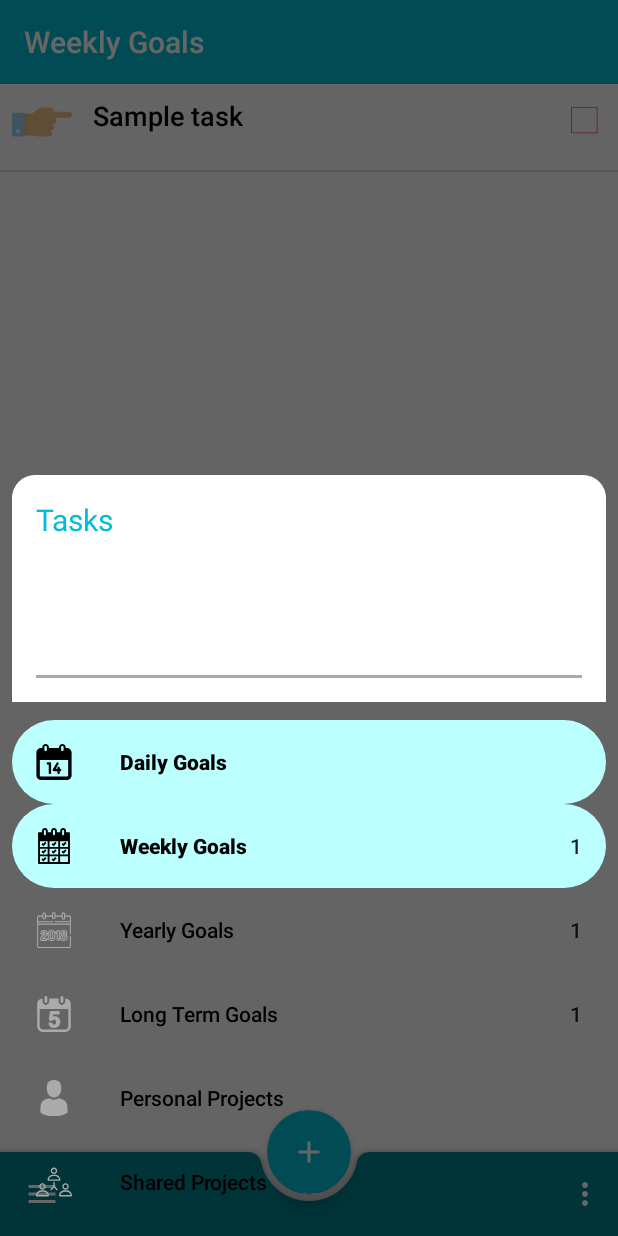
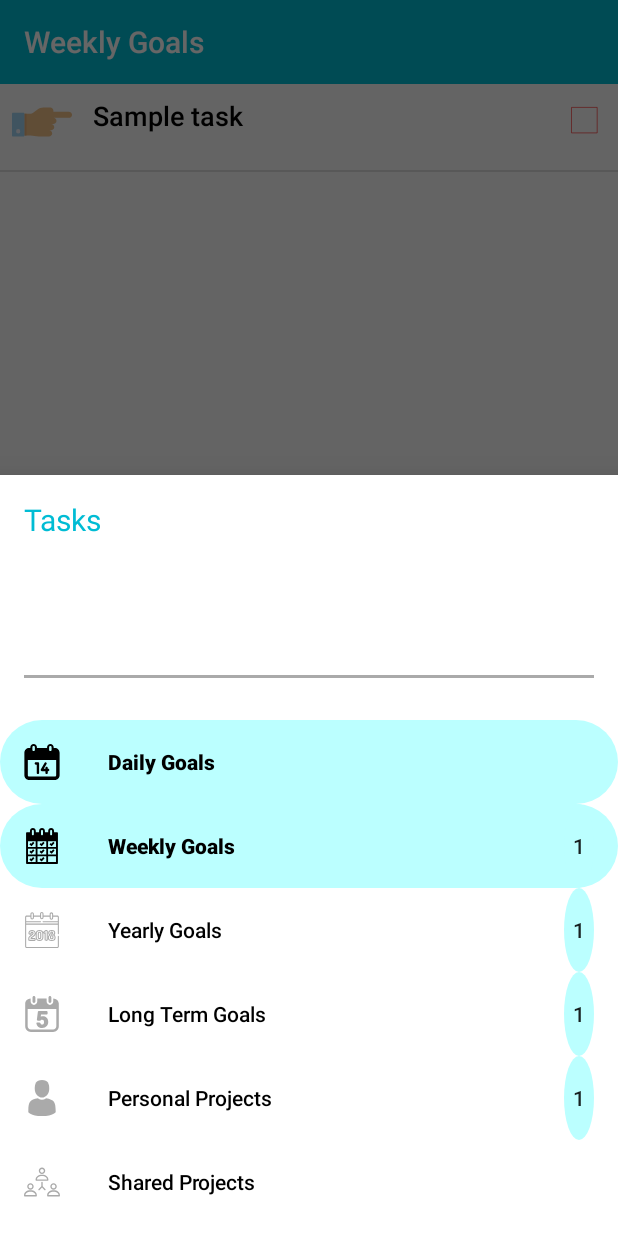
Before and after one commit to Tapszvidzwa/ProgressTracker, an Android app: the fragment BottomNavigationDrawerFragment placed in its activity, after a tap on "Weekly Goals", on a phone screen of 412 x 824 dp. Run offline under Robolectric (Android 15) with nearby library versions, the phone set to English and light mode, and no system bars; our stand-ins replace Firebase (no records; nobody signed in at launch, a user with empty details on screens opened directly); libraries missing offline, so code that uses them is left out: cn.pedant, es.dmoral.toasty; 1 other tap on this screen came first.

Commit message:
fixed a few major bugs

```diff
--- a/app/src/main/java/com/example/tapiwa/todoapp/Utils/DatabaseHandler.java
+++ b/app/src/main/java/com/example/tapiwa/todoapp/Utils/DatabaseHandler.java
@@ -74,7 +74,7 @@ public class DatabaseHandler {
                 .addOnSuccessListener(new OnSuccessListener<Void>() {
                     @Override
                     public void onSuccess(Void aVoid) {
-                        Toast.makeText(context, "Updated your projects", Toast.LENGTH_SHORT).show();
+                        Toast.makeText(context, "New member added", Toast.LENGTH_SHORT).show();
                     }
                 });
     }
@@ -89,9 +89,11 @@ public class DatabaseHandler {
         newProject.setLastModifiedtime(Long.toString(System.currentTimeMillis()));
 
         ArrayList<String> memberEmails = new ArrayList<>();
+        ArrayList<String> memberNames = new ArrayList<>();
+        memberNames.add(auth.getCurrentUser().getDisplayName());
         memberEmails.add(auth.getCurrentUser().getEmail());
         newProject.setMemberEmails(memberEmails);
-
+        newProject.setMemberNames(memberNames);
         return newProject;
     }
 
--- a/app/src/main/java/com/example/tapiwa/todoapp/Utils/FileHandler.java
+++ b/app/src/main/java/com/example/tapiwa/todoapp/Utils/FileHandler.java
@@ -144,6 +144,9 @@ public class FileHandler {
     }
 
     public String getNumTasksUncompleted(String filename) {
+        if(filename.equals(context.getString(R.string.PERSONAL_PROJECTS_FILE))) {
+            return getNumUncompletedPersonalProjects();
+        }
         JSONObject tasksJson = readFile(filename);
         Gson gson = new Gson();
         TaskList list = gson.fromJson(tasksJson.toString(), TaskList.class);
@@ -153,4 +156,17 @@ public class FileHandler {
             return String.valueOf(list.getNumUncompletedTasks());
         }
     }
+
+    private String getNumUncompletedPersonalProjects() {
+        JSONObject tasksJson = readFile(context.getString(R.string.PERSONAL_PROJECTS_FILE));
+        Gson gson = new Gson();
+        PersonalProjectsContainerModel list = gson.fromJson(tasksJson.toString(), PersonalProjectsContainerModel.class);
+
+        if(list.getNumUncompletedProjects().equals("0")) {
+            return "";
+        } else {
+            return list.getNumUncompletedProjects();
+        }
+
+    }
 }
--- /dev/null
+++ b/app/src/main/java/com/example/tapiwa/todoapp/Utils/ProgressTracker.java
@@ -0,0 +1,55 @@
+package com.example.tapiwa.todoapp.Utils;
+
+import android.content.Context;
+
+import com.example.tapiwa.todoapp.R;
+import com.example.tapiwa.todoapp.TaskList;
+import com.google.gson.Gson;
+
+import org.json.JSONObject;
+
+public class ProgressTracker {
+
+    private Context context;
+    private FileHandler fileHandler;
+    private String filename;
+
+    public ProgressTracker(Context context, String filename) {
+        this.context = context;
+        this.fileHandler = new FileHandler(context);
+        this.filename = filename;
+    }
+
+    public ProgressTracker() {
+    }
+
+    public String getUncompleted_daily_tasks() {
+        return fileHandler.getNumTasksUncompleted(context.getString(R.string.DAILY_TASKS_FILE));
+    }
+
+    public String getUncompleted_weekly_tasks() {
+        return fileHandler.getNumTasksUncompleted(context.getString(R.string.WEEKLY_TASKS_FILE));
+    }
+
+    public String getUncompleted_yearly_tasks() {
+        return fileHandler.getNumTasksUncompleted(context.getString(R.string.YEARLY_TASKS_FILE));
+    }
+
+    public String getUncompleted_long_term_tasks() {
+        return fileHandler.getNumTasksUncompleted(context.getString(R.string.LONG_TERM_PROJECTS_FILE));
+    }
+
+    public String getUncompleted_personal_projects() {
+        return fileHandler.getNumTasksUncompleted(context.getString(R.string.PERSONAL_PROJECTS_FILE));
+    }
+
+    public String getUncompleted_shared_projects() {
+        return "";
+    }
+
+    public void updateCounter(TaskList list) {
+        Gson gson = new Gson();
+        fileHandler.saveFile(filename, gson.toJson(list));
+    }
+
+}
--- a/app/src/main/java/com/example/tapiwa/todoapp/dailyTasks/DailyTasksFragment.java
+++ b/app/src/main/java/com/example/tapiwa/todoapp/dailyTasks/DailyTasksFragment.java
@@ -1,5 +1,6 @@
 package com.example.tapiwa.todoapp.dailyTasks;
 
+import android.app.Activity;
 import android.graphics.Color;
 import android.os.Bundle;
 import android.view.LayoutInflater;
@@ -13,8 +14,8 @@ import com.example.tapiwa.todoapp.R;
 import com.example.tapiwa.todoapp.Task;
 import com.example.tapiwa.todoapp.TaskAdapter;
 import com.example.tapiwa.todoapp.TaskList;
-import com.example.tapiwa.todoapp.Utils.BackUp;
 import com.example.tapiwa.todoapp.Utils.FileHandler;
+import com.example.tapiwa.todoapp.Utils.ProgressTracker;
 import com.google.firebase.auth.FirebaseAuth;
 import com.google.gson.Gson;
 
@@ -36,21 +37,13 @@ public class DailyTasksFragment extends androidx.fragment.app.Fragment {
     private static LinkedList<Task> tasksList;
     private static TaskAdapter adapter;
     private static String CURRENT_DATE;
-    private FileHandler fileHandler;
+    private static FileHandler fileHandler;
+    private Activity activity;
+    private static ProgressTracker progressTracker;
 
 
     public DailyTasksFragment() {
         // Required empty public constructor
-    }
-
-    public static void addTask(String task) {
-        Task newTask = new Task();
-        newTask.setTask(task);
-        newTask.setStatus("uncompleted");
-
-        tasksList.add(newTask);
-        goalsList.setAdapter(adapter);
-        adapter.notifyDataSetChanged();
     }
 
     @Override
@@ -67,14 +60,30 @@ public class DailyTasksFragment extends androidx.fragment.app.Fragment {
 
     @Override
     public void onResume() {
+        retrieveSavedTasks();
         super.onResume();
-        retrieveSavedTasks();
     }
 
     @Override
     public void onPause() {
         saveTasks();
         super.onPause();
+    }
+
+    public static void addTask(String task) {
+        Task newTask = new Task();
+        newTask.setTask(task);
+        newTask.setStatus("uncompleted");
+        tasksList.add(newTask);
+        goalsList.setAdapter(adapter);
+        updateProgressTracker();
+        adapter.notifyDataSetChanged();
+    }
+
+    public static void updateProgressTracker() {
+        TaskList list = new TaskList();
+        list.setTaskList(tasksList);
+        progressTracker.updateCounter(list);
     }
 
     private void saveTasks() {
@@ -97,6 +106,7 @@ public class DailyTasksFragment extends androidx.fragment.app.Fragment {
     private void initializeVariables() {
         tasksList = new LinkedList<>();
         fileHandler = new FileHandler(getContext());
+        progressTracker = new ProgressTracker(getContext(), getString(R.string.DAILY_TASKS_FILE));
     }
 
     private void populateTaskList(JSONObject tasksJson) {
@@ -141,10 +151,13 @@ public class DailyTasksFragment extends androidx.fragment.app.Fragment {
                     tasksList.set(i, updatedTask);
                     adapter.notifyDataSetChanged();
                 }
+                updateProgressTracker();
                 calculatePercentage();
             }
         });
     }
+
+
 
     private void calculatePercentage() {
         percentageTxtV.setTextColor(Color.rgb(208, 35, 35));
--- a/app/src/main/java/com/example/tapiwa/todoapp/home/BottomNavigationDrawerFragment.java
+++ b/app/src/main/java/com/example/tapiwa/todoapp/home/BottomNavigationDrawerFragment.java
@@ -9,6 +9,7 @@ import android.widget.TextView;
 
 import com.example.tapiwa.todoapp.R;
 import com.example.tapiwa.todoapp.Utils.FileHandler;
+import com.example.tapiwa.todoapp.Utils.ProgressTracker;
 import com.google.android.material.bottomsheet.BottomSheetDialogFragment;
 import com.google.android.material.navigation.NavigationView;
 
@@ -21,6 +22,8 @@ public class BottomNavigationDrawerFragment extends BottomSheetDialogFragment {
     private static TextView emailAddress;
     private View header;
     private FileHandler fileHandler;
+    private ProgressTracker progressTracker;
+
 
     @Override
     public View onCreateView(LayoutInflater inflater, ViewGroup container, Bundle savedInstanceState) {
@@ -30,6 +33,7 @@ public class BottomNavigationDrawerFragment extends BottomSheetDialogFragment {
         emailAddress = header.findViewById(R.id.user_email);
         emailAddress.setText(MainActivity.auth.getCurrentUser().getEmail());
         fileHandler = new FileHandler(getContext());
+        progressTracker = new ProgressTracker(getContext(), null);
         return bottomNavigationSheet;
     }
 
@@ -37,21 +41,38 @@ public class BottomNavigationDrawerFragment extends BottomSheetDialogFragment {
     public void onActivityCreated(Bundle savedInstanceState) {
         super.onActivityCreated(savedInstanceState);
         setupViews();
-        setupNumbersForNavView();
+        setStyle(BottomSheetDialogFragment.STYLE_NORMAL, R.style.CustomBottomSheetDialogTheme);
+        setupCounters();
     }
 
-    private void setupNumbersForNavView() {
-        TextView view = (TextView) navigationView.getMenu().findItem(R.id.daily_tasks).getActionView();
-        view.setText(fileHandler.getNumTasksUncompleted(getString(R.string.DAILY_TASKS_FILE)));
+    private void setupCounters() {
+        TextView[] counterTextView = new TextView[6];
+        counterTextView[0] = (TextView) navigationView.getMenu().findItem(R.id.daily_tasks).getActionView();
+        counterTextView[1] = (TextView) navigationView.getMenu().findItem(R.id.weekly_tasks).getActionView();
+        counterTextView[2] = (TextView) navigationView.getMenu().findItem(R.id.yearly_tasks).getActionView();
+        counterTextView[3] = (TextView) navigationView.getMenu().findItem(R.id.long_term_tasks).getActionView();
+        counterTextView[4] = (TextView) navigationView.getMenu().findItem(R.id.personal_projects).getActionView();
+        counterTextView[5] = (TextView) navigationView.getMenu().findItem(R.id.shared_projects).getActionView();
 
-        TextView view2 = (TextView) navigationView.getMenu().findItem(R.id.weekly_tasks).getActionView();
-        view2.setText(fileHandler.getNumTasksUncompleted(getString(R.string.WEEKLY_TASKS_FILE)));
+        String[] count = new String[6];
+        count[0] = progressTracker.getUncompleted_daily_tasks();
+        count[1] = progressTracker.getUncompleted_weekly_tasks();
+        count[2] = progressTracker.getUncompleted_yearly_tasks();
+        count[3] = progressTracker.getUncompleted_long_term_tasks();
+        count[4] = progressTracker.getUncompleted_personal_projects();
+        count[5] = progressTracker.getUncompleted_shared_projects();
 
-        TextView view3 = (TextView) navigationView.getMenu().findItem(R.id.yearly_tasks).getActionView();
-        view3.setText(fileHandler.getNumTasksUncompleted(getString(R.string.YEARLY_TASKS_FILE)));
+        for (int i = 0; i < counterTextView.length; i++) {
+            configureCounterView(counterTextView[i], count[i]);
+        }
+    }
 
-        TextView view4 = (TextView) navigationView.getMenu().findItem(R.id.long_term_tasks).getActionView();
-        view4.setText(fileHandler.getNumTasksUncompleted(getString(R.string.LONG_TERM_PROJECTS_FILE)));
+    private void configureCounterView(TextView view, String count) {
+        if (count.equals("")) {
+            view.setVisibility(View.INVISIBLE);
+        } else {
+            view.setText(count);
+        }
     }
 
     private void setupViews() {
--- a/app/src/main/java/com/example/tapiwa/todoapp/personalProjects/personalProject/PersonalProjectModel.java
+++ b/app/src/main/java/com/example/tapiwa/todoapp/personalProjects/personalProject/PersonalProjectModel.java
@@ -87,4 +87,32 @@ public class PersonalProjectModel {
         }
     }
 
+    public String getNumUncompletedTasks() {
+        if(projectTasks.size() == 0) {
+            return "";
+        } else {
+            int num_uncompleted = 0;
+            for(int i = 0; i < projectTasks.size(); i++) {
+                if(projectTasks.get(i).equals("uncompleted")) {
+                    ++num_uncompleted;
+                }
+            }
+            return String.valueOf(num_uncompleted);
+        }
+    }
+
+    public boolean isProjectComplete() {
+        if(projectTasks == null) {
+            return false;
+        } else if (projectTasks.size() == 0) {
+            return false;
+        } else {
+            for(int i = 0; i < projectTasks.size(); i++) {
+                if(projectTasks.get(i).getCompletionStatus().equals("uncompleted")) {
+                    return false;
+                }
+            }
+            return true;
+        }
+    }
 }
--- a/app/src/main/java/com/example/tapiwa/todoapp/personalProjects/personalprojectcontainer/PersonalProjectsContainerModel.java
+++ b/app/src/main/java/com/example/tapiwa/todoapp/personalProjects/personalprojectcontainer/PersonalProjectsContainerModel.java
@@ -68,4 +68,14 @@ public class PersonalProjectsContainerModel {
         }
         return null;
     }
+
+    public String getNumUncompletedProjects() {
+        int uncompletedProjects = 0;
+        for (int i = 0; i < projects.size(); i++) {
+            if (projects.get(i).isProjectComplete() == false) {
+                ++uncompletedProjects;
+            }
+        }
+        return String.valueOf(uncompletedProjects);
+    }
 }
--- a/app/src/main/java/com/example/tapiwa/todoapp/sharedProjects/SingleProjectFragment/projectmembers/ProjectMembersAdapter.java
+++ b/app/src/main/java/com/example/tapiwa/todoapp/sharedProjects/SingleProjectFragment/projectmembers/ProjectMembersAdapter.java
@@ -53,6 +53,7 @@ public class ProjectMembersAdapter  extends BaseAdapter {
     @Override
     public View getView(int position, final View view, ViewGroup viewGroup) {
         String name, email;
+
         try {
              name = names.get(position);
              email = emails.get(position);
--- a/app/src/main/res/drawable/bottom_nav_header.xml
+++ b/app/src/main/res/drawable/bottom_nav_header.xml
@@ -1,6 +1,6 @@
 <?xml version="1.0" encoding="utf-8"?>
 <shape xmlns:android="http://schemas.android.com/apk/res/android"
     android:shape="rectangle">
-    <solid android:color="#FFF"/>
-    <corners android:topLeftRadius="15dp" android:topRightRadius="15dp" />
+    <solid android:color="#fff"/>
+    <corners android:topLeftRadius="35dp" android:topRightRadius="35dp" />
 </shape>
--- /dev/null
+++ b/app/src/main/res/drawable/counter_background.xml
@@ -0,0 +1,8 @@
+<?xml version="1.0" encoding="UTF-8"?>
+<shape xmlns:android="http://schemas.android.com/apk/res/android"
+    android:shape="oval">
+    <solid android:color="#BBFFFF"/>
+    <padding android:top="2dp" android:bottom="2dp" android:right="6dp" android:left="6dp"/>
+
+
+</shape>
--- a/app/src/main/res/layout/counter.xml
+++ b/app/src/main/res/layout/counter.xml
@@ -1,6 +1,7 @@
 <?xml version="1.0" encoding="utf-8"?>
 <TextView xmlns:android="http://schemas.android.com/apk/res/android"
     android:layout_width="wrap_content"
-    android:layout_height="match_parent"
-    android:gravity="center_vertical"
+    android:layout_height="wrap_content"
+    android:gravity="center"
+    android:background="@drawable/counter_background"
     android:textAppearance="@style/TextAppearance.AppCompat.Body2" />
--- a/app/src/main/res/layout/fragment_bottom_nav_drawer.xml
+++ b/app/src/main/res/layout/fragment_bottom_nav_drawer.xml
@@ -5,17 +5,15 @@
     android:layout_width="match_parent"
     android:layout_height="wrap_content"
     app:behavior_hideable="true"
-    android:background="@android:color/white"
     app:layout_behavior="@string/bottom_sheet_behavior">
 
     <com.google.android.material.navigation.NavigationView
         android:id="@+id/navigation_view"
         android:layout_width="match_parent"
         android:layout_height="wrap_content"
-        android:layout_marginLeft="8dp"
-        android:layout_marginRight="8dp"
         android:layout_gravity="bottom"
         android:layout_marginTop="4dp"
+        android:background="@drawable/bottom_nav_header"
         android:theme="@style/Widget.Design.BottomNavigationView"
         app:itemBackground="@drawable/item_highlight"
         app:itemTextColor="@drawable/textcolor"
--- a/app/src/main/res/menu/single_shared_project_toolbar_menu.xml
+++ b/app/src/main/res/menu/single_shared_project_toolbar_menu.xml
@@ -5,12 +5,12 @@
             android:id="@+id/add_member"
             android:title="Add member"
             android:icon="@drawable/ic_baseline_person_add_24px"
-            android:showAsAction="always"/>
+            app:showAsAction="ifRoom"/>
 
         <item
             android:id="@+id/view_members"
             android:title="View members"
-            android:showAsAction="never"/>
+            app:showAsAction="ifRoom"/>
 
         <item
             android:id="@+id/exit_project"
--- a/app/src/main/res/values/styles.xml
+++ b/app/src/main/res/values/styles.xml
@@ -15,5 +15,12 @@
         <item name="android:itemBackground">@android:color/white</item>
         <item name="android:colorBackground">@android:color/white</item>
     </style>
+    <style name="CustomBottomSheetDialogTheme" parent="Theme.Design.Light.BottomSheetDialog">
+        <item name="bottomSheetStyle">@style/CustomBottomSheetStyle</item>
+    </style>
+
+    <style name="CustomBottomSheetStyle" parent="Widget.Design.BottomSheet.Modal">
+        <item name="android:background">@android:color/transparent</item>
+    </style>
 
 </resources>
```
Also changed, not shown: 1 other file.
